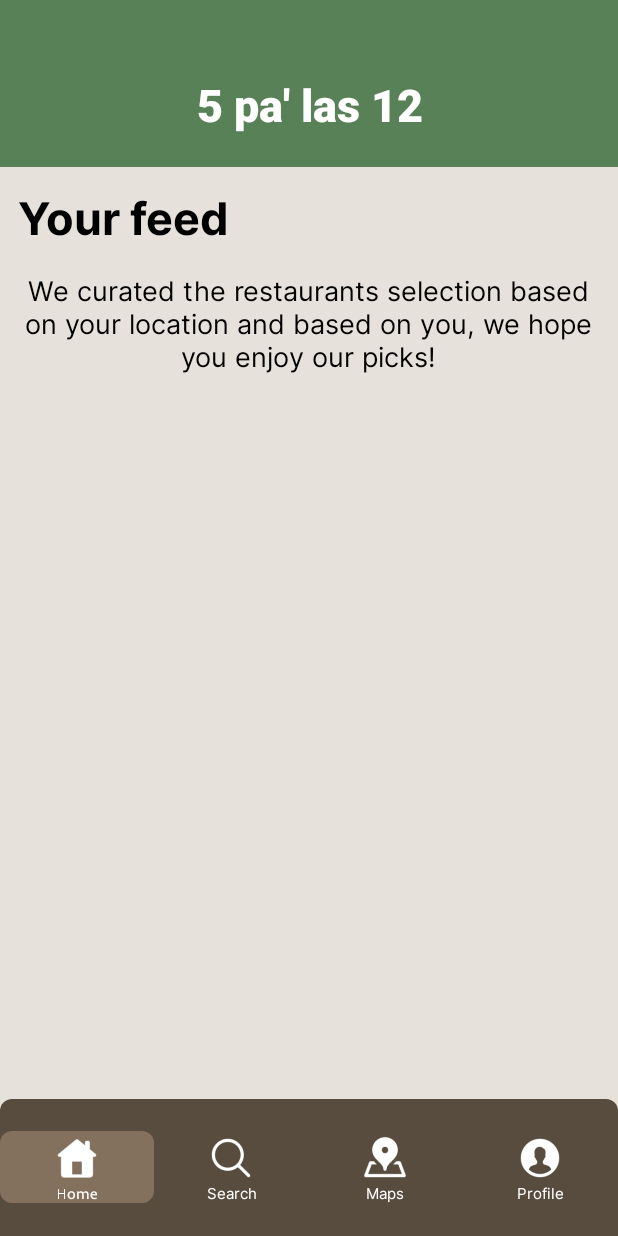
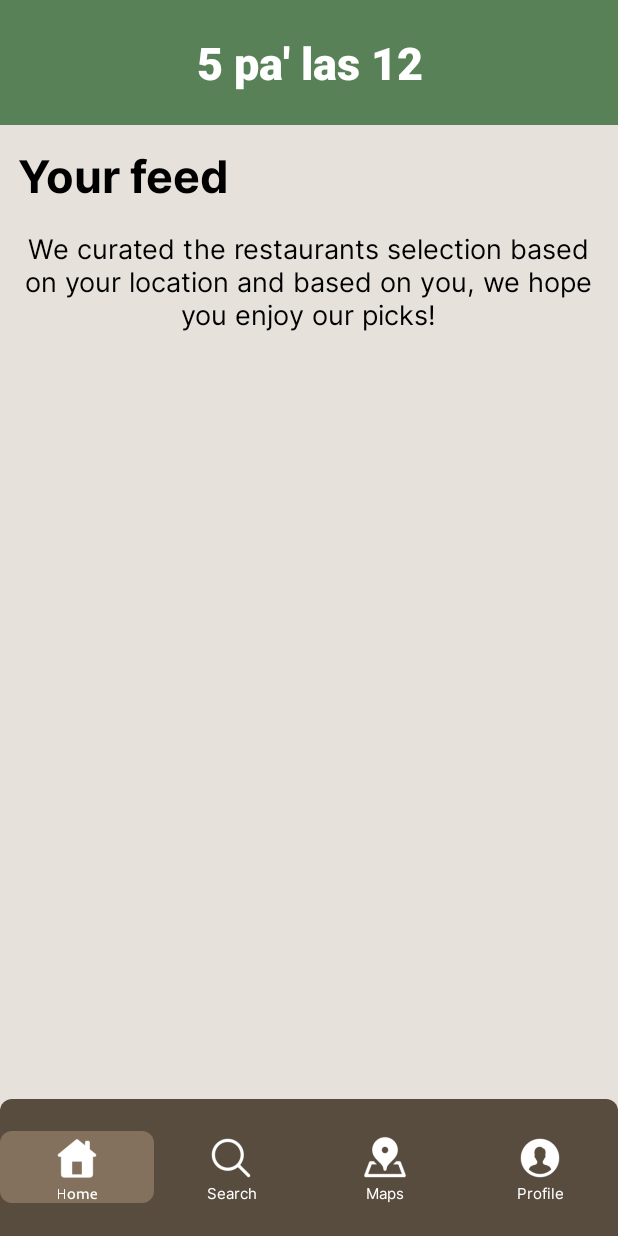
Before and after one commit to MOVILES-GRUPO36/5palas12-v2-Android, an Android app built with Jetpack Compose: the HomeActivity screen opened directly, with no data from a screen before it, on a phone screen of 412 x 824 dp. Run offline under Robolectric (Android 15) with nearby library versions, the phone set to English and light mode, and no system bars; our stand-ins replace Firebase (no records; nobody signed in at launch, a user with empty details on screens opened directly).

Commit message:
Navigation bar doesn't overlap with 3 button navigation

```diff
--- a/app/src/main/java/com/papigelvez/a5palas12/map/MapActivity.kt
+++ b/app/src/main/java/com/papigelvez/a5palas12/map/MapActivity.kt
@@ -100,7 +100,7 @@ class MapActivity : AppCompatActivity(), OnMapReadyCallback {
             mMap.clear()
 
             val latLng = LatLng(location.latitude, location.longitude)
-            mMap.animateCamera(CameraUpdateFactory.newLatLngZoom(latLng, 10f))
+            mMap.animateCamera(CameraUpdateFactory.newLatLngZoom(latLng, 14f))
             mMap.addMarker(MarkerOptions().position(latLng).title("Current Location"))
 
             viewModel.fetchAllRestaurants()
@@ -138,7 +138,7 @@ class MapActivity : AppCompatActivity(), OnMapReadyCallback {
                 if (!isConnected()) {
                     //mostrar el mensaje de failed to load y el boton de retry
                     binding.btnRetry.visibility = View.VISIBLE
-                    Toast.makeText(this@MapActivity, "Failed to load. Check your connection.", Toast.LENGTH_LONG).show()
+                    Toast.makeText(this@MapActivity, "Failed to load map. Check your connection.", Toast.LENGTH_LONG).show()
                 } else {
                     //desaparecer el boton de retry
                     binding.btnRetry.visibility = View.GONE
--- a/app/src/main/res/layout/activity_home.xml
+++ b/app/src/main/res/layout/activity_home.xml
@@ -6,7 +6,8 @@
     android:layout_height="match_parent"
     android:layout_width="match_parent"
     android:orientation="vertical"
-    style="@style/groupStylegray_300">
+    style="@style/groupStylegray_300"
+    android:fitsSystemWindows="true">
 
     <LinearLayout
         android:id="@+id/linearHome"
@@ -33,7 +34,6 @@
                 style="@style/txtFascinateInlineregular30"
                 android:layout_width="match_parent"
                 android:layout_height="match_parent"
-                android:layout_marginTop="@dimen/_28pxv"
                 android:ellipsize="end"
                 android:gravity="center_horizontal"
                 android:singleLine="true"
--- a/app/src/main/res/layout/activity_map.xml
+++ b/app/src/main/res/layout/activity_map.xml
@@ -24,7 +24,6 @@
             style="@style/txtFascinateInlineregular30"
             android:layout_width="match_parent"
             android:layout_height="match_parent"
-            android:layout_marginTop="@dimen/_28pxv"
             android:ellipsize="end"
             android:gravity="center_horizontal"
             android:singleLine="true"
--- a/app/src/main/res/layout/activity_register.xml
+++ b/app/src/main/res/layout/activity_register.xml
@@ -66,7 +66,7 @@
         <EditText
             android:background="@drawable/rectangle_border_blue_gray_400_radius_8"
             android:ellipsize="end" android:hint="Telephone"
-            android:id="@+id/etTelephone" android:inputType="text"
+            android:id="@+id/etTelephone" android:inputType="phone"
             android:layout_height="wrap_content"
             android:layout_marginTop="@dimen/_12pxv"
             android:layout_width="match_parent"
@@ -79,7 +79,8 @@
         <EditText
             android:background="@drawable/rectangle_border_blue_gray_400_radius_8"
             android:ellipsize="end" android:hint="@string/lbl_e_mail"
-            android:id="@+id/etEmail" android:inputType="text"
+            android:id="@+id/etEmail"
+            android:inputType="textEmailAddress"
             android:layout_height="wrap_content"
             android:layout_marginTop="@dimen/_12pxv"
             android:layout_width="match_parent"
```
Also changed, not shown: app/src/main/res/layout/activity_search.xml (+3 -4 lines).
